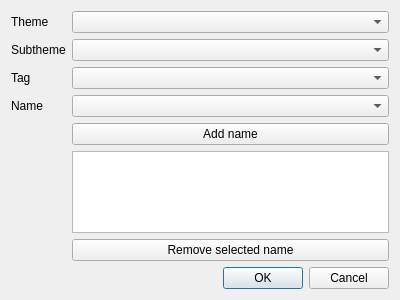
Old version of the form svir/ui/ui_select_sv_indices.ui in the repository gem/oq-irmt-qgis.
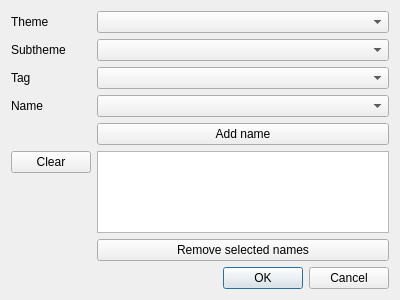
New version of the form.

Commit message: Avoid adding the same name twice. Button to clean list.

```diff
--- a/svir/ui/ui_select_sv_indices.ui
+++ b/svir/ui/ui_select_sv_indices.ui
@@ -75,7 +75,14 @@
      <item row="6" column="1">
       <widget class="QPushButton" name="remove_name_btn">
        <property name="text">
-        <string>Remove selected name</string>
+        <string>Remove selected names</string>
+       </property>
+      </widget>
+     </item>
+     <item row="5" column="0">
+      <widget class="QPushButton" name="clear_btn">
+       <property name="text">
+        <string>Clear</string>
        </property>
       </widget>
      </item>
```
The commit also changes 2 other files.
